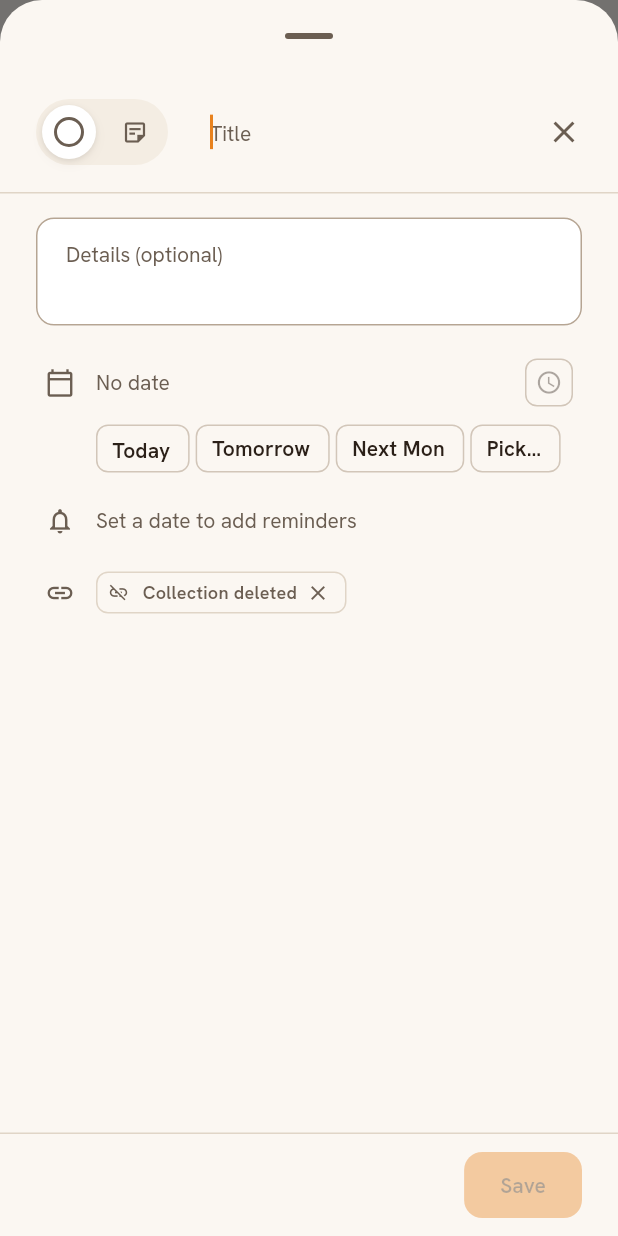
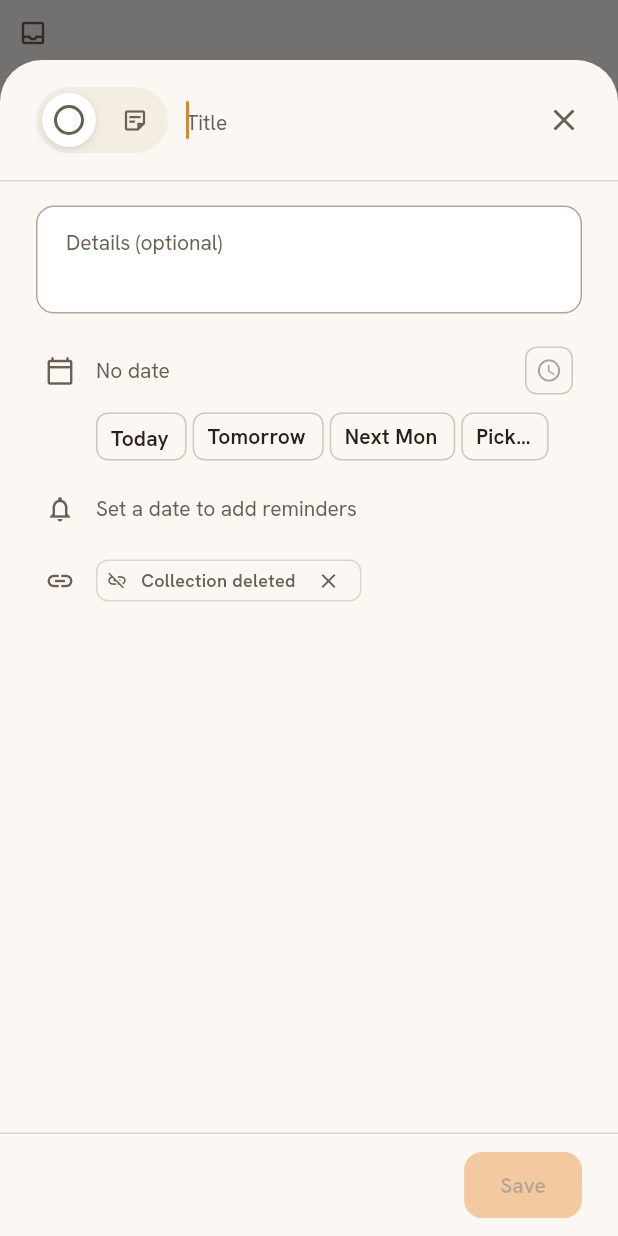
Before and after one commit to NaikSoftware/MorkvaCRM, a Flutter app: the CardInboxButton widget shown alone on an empty page, opened directly with empty values, after a tap on the "inbox" icon, on a phone screen of 412 x 824 dp. Run offline on Flutter 3.47's test engine with Material 3 defaults, Android fonts, the phone set to English and light mode, and no system bars; our stand-ins replace cloud_firestore, equatable, file_picker, firebase_ai, firebase_auth, firebase_core and 8 more; missing offline and left inert: dart:js_interop, firebase_app_check, flutter_qjs_next; accounts and stored records are empty; generated files the repository leaves out were written again; statements that could not run were skipped.

Commit message:
fix(inbox): design parity — field padding, card menu, picker height, titles, 44 px clears, empty-day fill, sheet peek
Co-Authored-By: Claude Opus 5.5 <noreply@anthropic.com>

```diff
--- a/lib/features/inbox/view/inbox_chips.dart
+++ b/lib/features/inbox/view/inbox_chips.dart
@@ -4,7 +4,7 @@ import '../../../design/design.dart';
 import '../../../l10n/l10n.dart';
 
 /// A 32 px value chip in a 44 px hit box: an optional [icon], a [label]
-/// (none = icon-only), an optional × ([onClear]). [selected] fills it
+/// (none = icon-only), an optional 44 px × ([onClear]). [selected] fills it
 /// primaryContainer with a check (date presets).
 class InboxChip extends StatelessWidget {
   const InboxChip({
@@ -42,8 +42,20 @@ class InboxChip extends StatelessWidget {
         : scheme.onSurface.withValues(alpha: 0.38);
     final label = this.label;
     final leading = selected ? Icons.check : icon;
-    Widget chip = Container(
-      height: 32,
+    final pill = BoxDecoration(
+      color: selected
+          ? scheme.primaryContainer
+          : outlined
+          ? Colors.transparent
+          : scheme.surfaceContainer,
+      borderRadius: Radii.smAll,
+      border: outlined
+          ? Border.all(color: scheme.outline.withValues(alpha: 0.6))
+          : null,
+    );
+    final content = Container(
+      // 44 tall (the ×'s hit box) over a 32 px pill.
+      height: 44,
       constraints: const BoxConstraints(minWidth: 32),
       padding: EdgeInsets.only(
         left: label == null ? 0 : Spacing.xs + 2,
@@ -52,17 +64,6 @@ class InboxChip extends StatelessWidget {
             : onClear == null
             ? Spacing.sm
             : 0,
-      ),
-      decoration: BoxDecoration(
-        color: selected
-            ? scheme.primaryContainer
-            : outlined
-            ? Colors.transparent
-            : scheme.surfaceContainer,
-        borderRadius: Radii.smAll,
-        border: outlined
-            ? Border.all(color: scheme.outline.withValues(alpha: 0.6))
-            : null,
       ),
       child: Row(
         mainAxisSize: MainAxisSize.min,
@@ -86,7 +87,7 @@ class InboxChip extends StatelessWidget {
           ],
           if (onClear case final clear?)
             SizedBox.square(
-              dimension: 32,
+              dimension: 44,
               child: IconButton(
                 padding: EdgeInsets.zero,
                 iconSize: 16,
@@ -98,6 +99,16 @@ class InboxChip extends StatelessWidget {
             ),
         ],
       ),
+    );
+    Widget chip = Stack(
+      children: [
+        Positioned.fill(
+          top: 6,
+          bottom: 6,
+          child: DecoratedBox(decoration: pill),
+        ),
+        content,
+      ],
     );
     chip = InkWell(
       onTap: onPressed,
--- a/lib/features/inbox/view/inbox_item_editor.dart
+++ b/lib/features/inbox/view/inbox_item_editor.dart
@@ -20,6 +20,9 @@ import 'inbox_link_chip.dart';
 /// The editor dialog's width on wide screens.
 const double kInboxEditorMaxWidth = 480;
 
+/// How much of the page shows above the phone editor sheet.
+const double _sheetPeek = 40;
+
 /// The signed-in member's uid, or null when signed out.
 String? inboxUid(BuildContext context) =>
     switch (context.read<AuthCubit?>()?.state) {
@@ -29,7 +32,7 @@ String? inboxUid(BuildContext context) =>
 
 /// Opens the Inbox item editor: [item] to edit, or a new item of [kind]
 /// pre-linked to [link] and dated [day] (a local calendar day). A 480 px
-/// dialog on wide screens, a full-height root bottom sheet on phones.
+/// dialog on wide screens, a near-full-height root bottom sheet on phones.
 ///
 /// [now] and [notifier] are for tests (the clock; the browser's
 /// notification permission).
@@ -87,17 +90,19 @@ Future<void> showInboxItemEditor(
       useRootNavigator: true,
       isScrollControlled: true,
       useSafeArea: true,
-      showDragHandle: true,
-      // A drag would close it past "Discard changes?".
+      // A drag would close it past "Discard changes?", so no handle either.
       enableDrag: false,
       backgroundColor: Theme.of(context).colorScheme.surface,
-      builder: (context) => SizedBox(
-        height: MediaQuery.sizeOf(context).height,
-        child: Padding(
-          padding: EdgeInsets.only(
-            bottom: MediaQuery.viewInsetsOf(context).bottom,
+      // The page peeks above the sheet (below the safe area).
+      builder: (context) => LayoutBuilder(
+        builder: (context, constraints) => SizedBox(
+          height: constraints.maxHeight - _sheetPeek,
+          child: Padding(
+            padding: EdgeInsets.only(
+              bottom: MediaQuery.viewInsetsOf(context).bottom,
+            ),
+            child: editor,
           ),
-          child: editor,
         ),
       ),
     );
@@ -296,9 +301,7 @@ class _InboxItemEditorState extends State<InboxItemEditor> {
                   maxLength: InboxItem.titleMax,
                   maxLines: 1,
                   textInputAction: TextInputAction.done,
-                  style: theme.textTheme.titleLarge?.copyWith(
-                    fontWeight: FontWeight.w700,
-                  ),
+                  style: theme.textTheme.headlineSmall,
                   decoration: InputDecoration(
                     hintText: l10n.inboxTitleHint,
                     border: InputBorder.none,
@@ -307,6 +310,10 @@ class _InboxItemEditorState extends State<InboxItemEditor> {
                     filled: false,
                     counterText: '',
                     isDense: true,
+                    // Not the theme's 16 px inset: text starts at the gap.
+                    contentPadding: const EdgeInsets.symmetric(
+                      vertical: Spacing.xs,
+                    ),
                   ),
                   onChanged: (t) => _edit((d) => d.copyWith(title: t)),
                   onSubmitted: (_) => _save(),
@@ -455,8 +462,10 @@ class _InboxItemEditorState extends State<InboxItemEditor> {
                                 date,
                                 Localizations.localeOf(context).toString(),
                               ),
-                              style: theme.textTheme.bodyLarge?.copyWith(
-                                fontWeight: FontWeight.w600,
+                              style: theme.textTheme.titleSmall?.copyWith(
+                                fontFeatures: const [
+                                  FontFeature.tabularFigures(),
+                                ],
                               ),
                             ),
                           ),
--- a/lib/features/inbox/view/inbox_link_chip.dart
+++ b/lib/features/inbox/view/inbox_link_chip.dart
@@ -186,18 +186,10 @@ class _InboxLinkChipState extends State<InboxLinkChip> {
         : '${collection.name} · ${link.label}';
     final ink = muted ? scheme.onSurfaceVariant : scheme.onSurface;
 
-    final chip = Container(
-      height: 28,
-      padding: EdgeInsets.fromLTRB(
-        Spacing.xxs,
-        0,
-        widget.onClear == null ? 10 : Spacing.xxs,
-        0,
-      ),
-      decoration: BoxDecoration(
-        color: muted ? Colors.transparent : scheme.surfaceContainer,
-        borderRadius: Radii.smAll,
-        border: muted ? Border.all(color: scheme.outlineVariant) : null,
+    final content = Padding(
+      padding: EdgeInsets.only(
+        left: Spacing.xxs,
+        right: widget.onClear == null ? 10 : 0,
       ),
       child: Row(
         mainAxisSize: MainAxisSize.min,
@@ -239,7 +231,7 @@ class _InboxLinkChipState extends State<InboxLinkChip> {
           ),
           if (widget.onClear case final clear?)
             SizedBox.square(
-              dimension: 28,
+              dimension: 44,
               child: IconButton(
                 padding: EdgeInsets.zero,
                 iconSize: 16,
@@ -251,6 +243,23 @@ class _InboxLinkChipState extends State<InboxLinkChip> {
             ),
         ],
       ),
+    );
+    // A 28 px pill under a 44 px row (the ×'s hit box).
+    final chip = Stack(
+      children: [
+        Positioned.fill(
+          top: 8,
+          bottom: 8,
+          child: DecoratedBox(
+            decoration: BoxDecoration(
+              color: muted ? Colors.transparent : scheme.surfaceContainer,
+              borderRadius: Radii.smAll,
+              border: muted ? Border.all(color: scheme.outlineVariant) : null,
+            ),
+          ),
+        ),
+        SizedBox(height: 44, child: content),
+      ],
     );
 
     final VoidCallback? onTap =
--- a/lib/features/inbox/view_card/card_inbox_button.dart
+++ b/lib/features/inbox/view_card/card_inbox_button.dart
@@ -75,13 +75,35 @@ class CardInboxButton extends StatelessWidget {
             onPressed: add,
           );
         }
+        final theme = Theme.of(context);
+        final accent = theme.extension<MorkvaSemanticColors>()?.primaryText;
         return MenuAnchor(
           // The panel opens leftwards under the button.
           alignmentOffset: const Offset(width - menuWidth, Spacing.xxs),
+          // The panel is bare: the surface below paints the level2 shadow.
+          clipBehavior: Clip.none,
+          style: const MenuStyle(
+            backgroundColor: WidgetStatePropertyAll(Colors.transparent),
+            surfaceTintColor: WidgetStatePropertyAll(Colors.transparent),
+            shadowColor: WidgetStatePropertyAll(Colors.transparent),
+            elevation: WidgetStatePropertyAll(0),
+            padding: WidgetStatePropertyAll(EdgeInsets.zero),
+          ),
           menuChildren: [
+            DecoratedBox(
+              decoration: const BoxDecoration(
+                borderRadius: Radii.mdAll,
+                boxShadow: MorkvaElevation.level2,
+              ),
+              child: Material(
+                color: theme.colorScheme.surfaceContainerLowest,
+                borderRadius: Radii.mdAll,
+                clipBehavior: Clip.antiAlias,
                 // A fixed width (items stretch), so the right edges align.
-            SizedBox(
+                child: SizedBox(
                   width: menuWidth,
+                  child: Padding(
+                    padding: const EdgeInsets.all(Spacing.xs),
                     child: Column(
                       mainAxisSize: MainAxisSize.min,
                       crossAxisAlignment: CrossAxisAlignment.stretch,
@@ -89,16 +111,24 @@ class CardInboxButton extends StatelessWidget {
                         for (final item in linked)
                           _ItemEntry(
                             item: item,
-                      onOpen: () =>
-                          unawaited(showInboxItemEditor(context, item: item)),
+                            onOpen: () => unawaited(
+                              showInboxItemEditor(context, item: item),
+                            ),
                           ),
                         const Divider(height: Spacing.xs),
                         MenuItemButton(
+                          style: MenuItemButton.styleFrom(
+                            foregroundColor: accent,
+                            iconColor: accent,
+                          ),
                           leadingIcon: const Icon(Icons.add_rounded),
                           onPressed: add,
                           child: Text(context.l10n.inboxAddToInboxMenu),
                         ),
                       ],
+                    ),
+                  ),
+                ),
               ),
             ),
           ],
```
Also changed, not shown: lib/design/components/empty_state.dart (+4 -3 lines), lib/features/inbox/reminders/reminder_toast_host.dart (+7 -0 lines), lib/features/inbox/view/card_link_picker.dart (+41 -7 lines), lib/features/inbox/view/inbox_page.dart (+24 -4 lines), 3 other files. Lines whose indentation alone changed are shown as unchanged.
